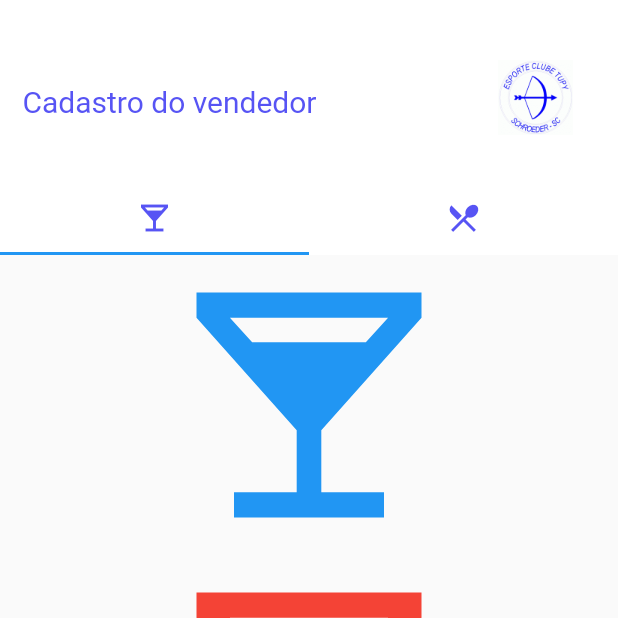
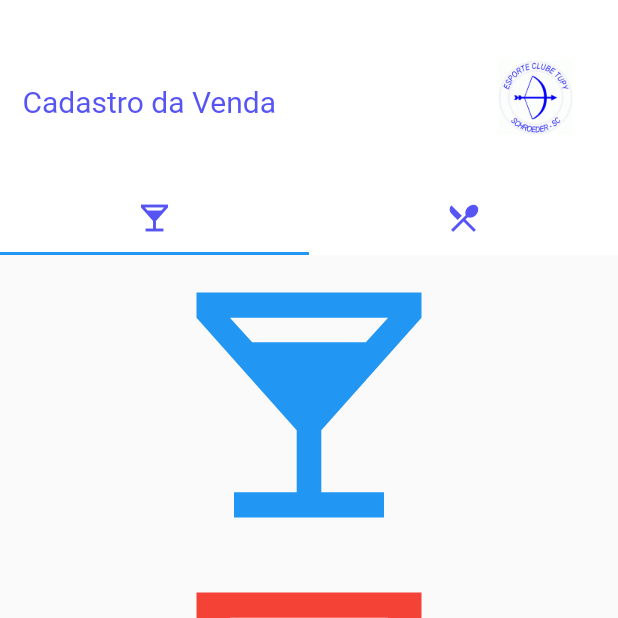
Before and after one commit to wcts-stud/TupyStock, a Flutter app: the screen it shows after launch, on a phone screen of 412 x 824 dp, the top half of it. Run offline on Flutter 3.47's test engine with Material 2 defaults, Android fonts, the phone set to English and light mode, and no system bars.

Commit message:
Base screen with corrections

```diff
--- a/tupystock_app/lib/base_screen.dart
+++ b/tupystock_app/lib/base_screen.dart
@@ -56,7 +56,7 @@ class _TelaBaseState extends State<TelaBase>
                     child: Padding(
                       padding: EdgeInsets.only(left: 15.0, top: 45, bottom: 80, right: 5),
                       child: Text(
-                        'Cadastro do vendedor',
+                        'Cadastro da Venda',
                         style: TextStyle(
                           fontSize: 20,
                           color: Color.fromRGBO(87, 84, 244, 1),
```
